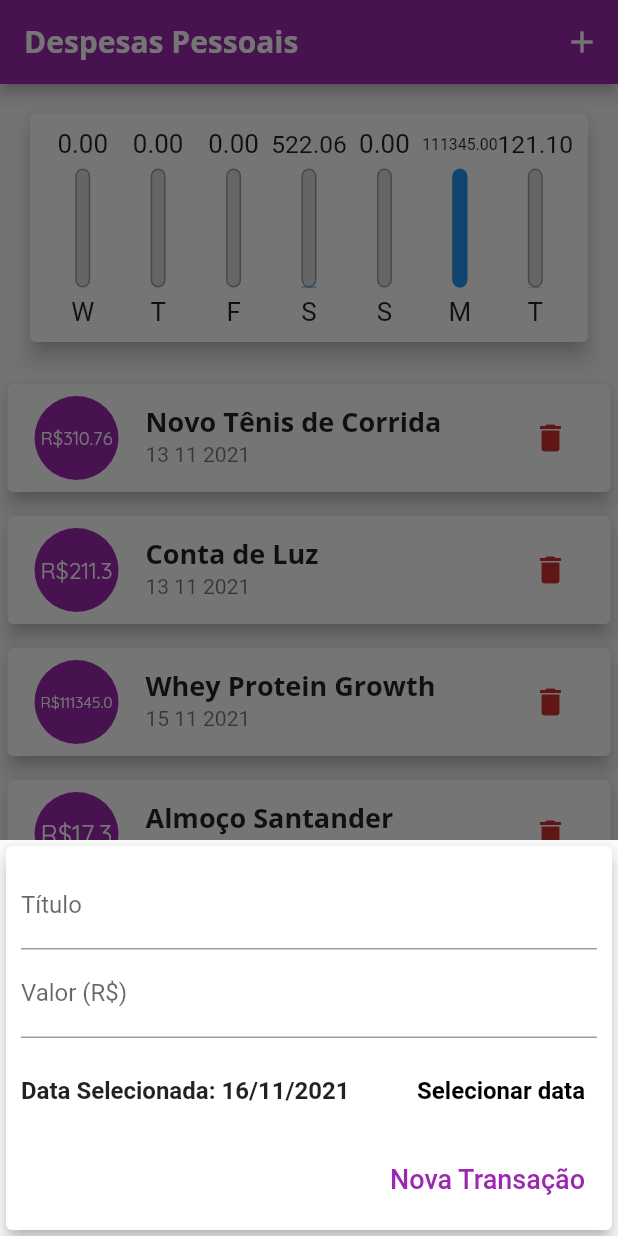
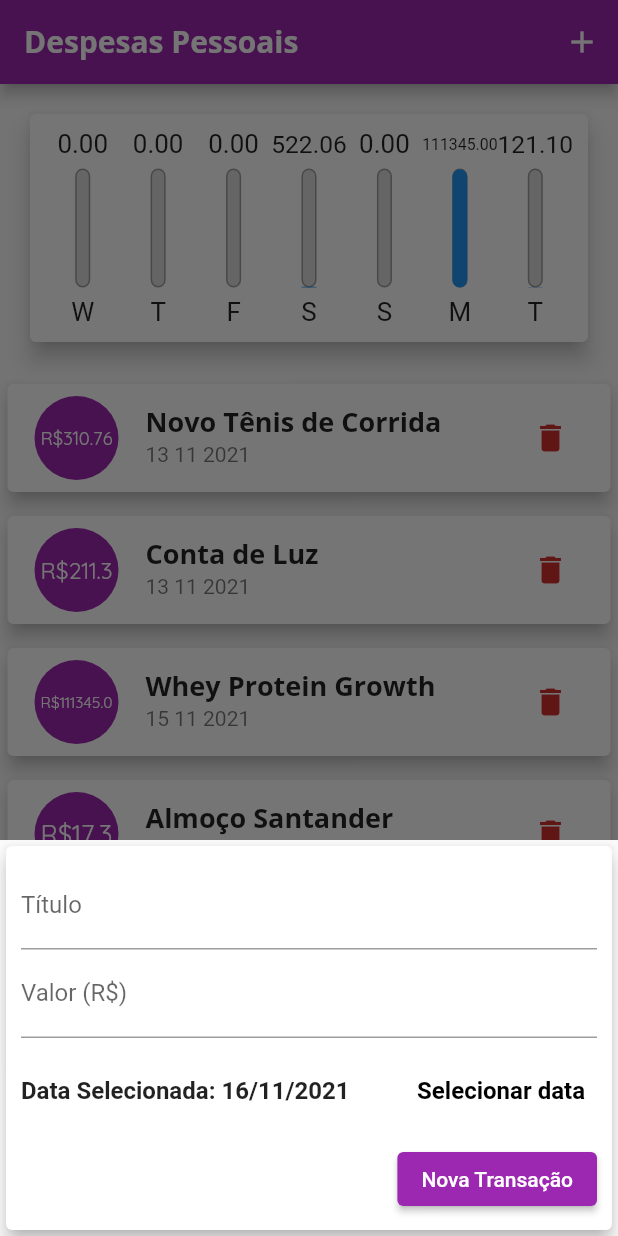
Before and after one commit to PedroPadilhaPortella/Curso_Flutter_Dart_Cod3r, a Flutter app: the screen it shows after launch, after a tap on the "delete" icon, after a tap on the "add" icon, on a phone screen of 412 x 824 dp. Run offline on Flutter 3.47's test engine with Material 2 defaults, Android fonts, the phone set to English and light mode, and no system bars.

Commit message:
botao adaptativo android e ios

```diff
--- /dev/null
+++ b/expenses/lib/components/adaptative_button.dart
@@ -0,0 +1,31 @@
+import 'package:flutter/cupertino.dart';
+import 'package:flutter/material.dart';
+import 'dart:io';
+
+class AdaptativeButton extends StatelessWidget {
+  final String label;
+  final VoidCallback onPressed;
+
+  AdaptativeButton({required this.label, required this.onPressed});
+
+  @override
+  Widget build(BuildContext context) {
+    return Platform.isIOS
+        ? CupertinoButton(
+            child: Text(label,
+                style: TextStyle(
+                  color: Colors.white,
+                )),
+            onPressed: onPressed,
+            color: Theme.of(context).colorScheme.primary,
+            padding: EdgeInsets.symmetric(horizontal: 20),
+          )
+        : ElevatedButton(
+            child: Text(label,
+                style: TextStyle(
+                  color: Colors.white,
+                )),
+            onPressed: onPressed,
+          );
+  }
+}
--- a/expenses/lib/components/transaction_form.dart
+++ b/expenses/lib/components/transaction_form.dart
@@ -1,5 +1,6 @@
 import 'package:flutter/material.dart';
 import 'package:intl/intl.dart';
+import 'adaptative_button.dart';
 
 class TransactionForm extends StatefulWidget {
   final void Function(String, double, DateTime) onSubmit;
@@ -94,16 +95,8 @@ class _TransactionFormState extends State<TransactionForm> {
               Row(
                 mainAxisAlignment: MainAxisAlignment.end,
                 children: <Widget>[
-                  TextButton(
-                    child: Text(
-                      'Nova Transação',
-                      style: TextStyle(
-                        color: Colors.purple,
-                        fontSize: 18,
-                      ),
-                    ),
-                    onPressed: _submitForm,
-                  )
+                  AdaptativeButton(
+                      label: 'Nova Transação', onPressed: _submitForm)
                 ],
               ),
             ],
```
